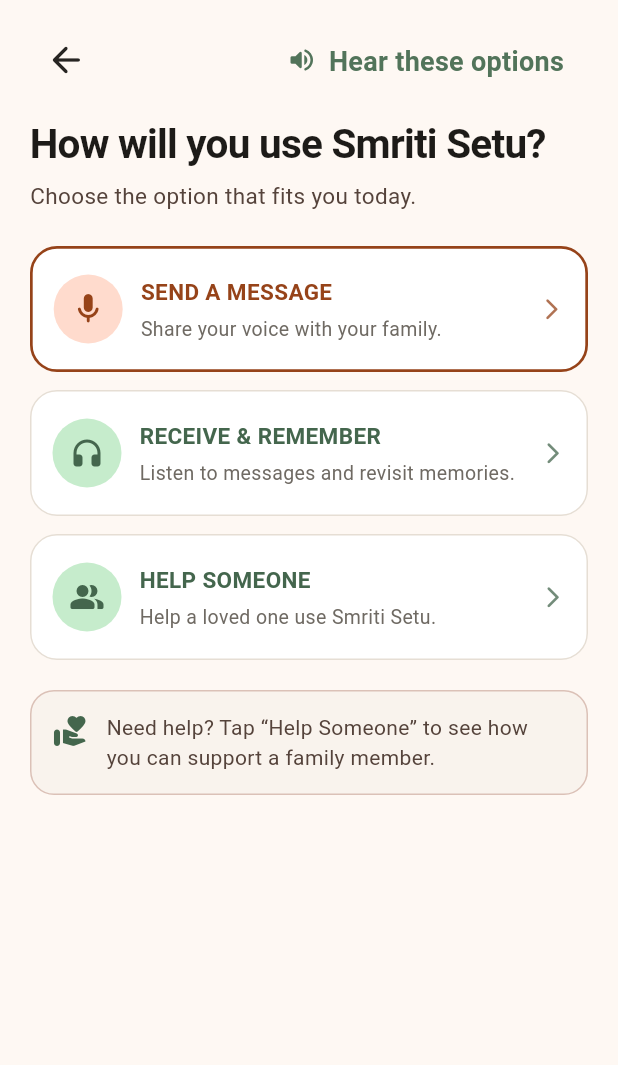
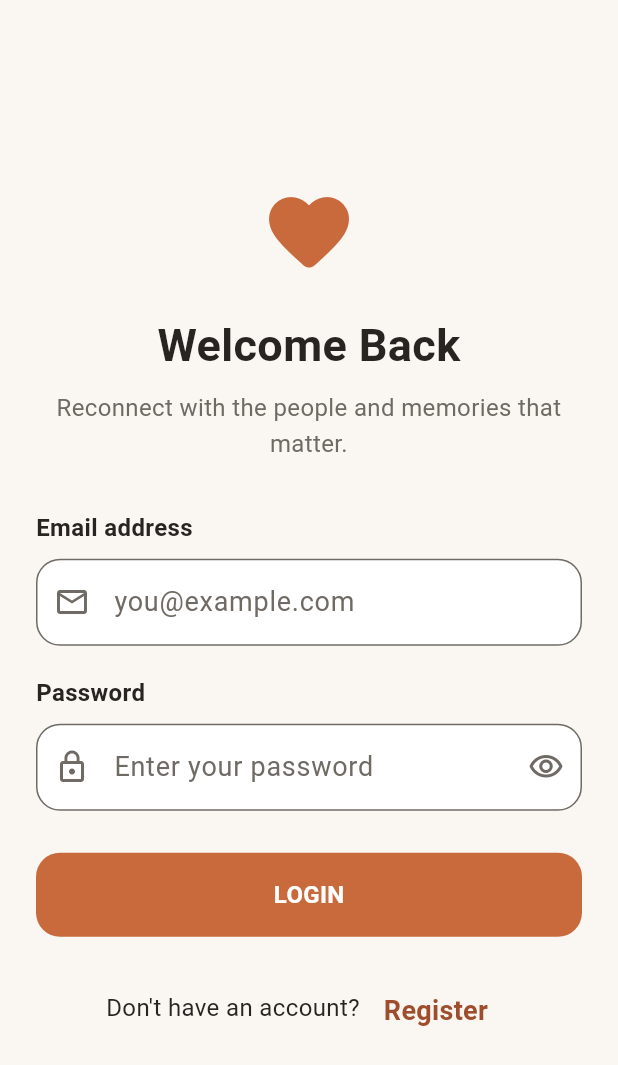
Before and after one commit to adi-codes404/Smriti-Setu, a Flutter app: the screen it shows after launch, on a phone screen of 412 x 824 dp. Shown: the top 1065 px of the screen. Run offline on Flutter 3.47's test engine with Material 3 defaults, Android fonts, the light colour scheme and no system bars; our stand-ins replace go_router.

Commit message:
login and reg

```diff
--- a/lib/app/routes.dart
+++ b/lib/app/routes.dart
@@ -1,7 +1,11 @@
+
 import 'package:go_router/go_router.dart';
+
 import 'package:smriti_setu/features/archive/domain/memory_message.dart';
 import 'package:smriti_setu/features/archive/presentation/memory_archive_screen.dart';
 import 'package:smriti_setu/features/archive/presentation/memory_detail_screen.dart';
+import 'package:smriti_setu/features/auth/presentation/login_screen.dart';
+import 'package:smriti_setu/features/auth/presentation/register_screen.dart';
 import 'package:smriti_setu/features/onboarding/presentation/role_selection_screen.dart';
 import 'package:smriti_setu/features/onboarding/presentation/splash_screen.dart';
 import 'package:smriti_setu/features/sender/presentation/elderly_home_screen.dart';
@@ -11,7 +15,7 @@
 import 'package:smriti_setu/features/support/presentation/help_someone_screen.dart';
 import 'package:smriti_setu/features/support/presentation/permissions_screen.dart';
 
-/// Centralized route definitions for Smriti Setu.
+// Centralized route definitions for Smriti Setu.
 final GoRouter appRouter = GoRouter(
   initialLocation: '/',
   routes: [
@@ -72,10 +76,23 @@
           builder: (context, state) {
             final memory = state.extra as MemoryMessage?;
             final memoryId = state.uri.queryParameters['id'];
-            return MemoryDetailScreen(memory: memory, memoryId: memoryId);
+            return MemoryDetailScreen(
+              memory: memory,
+              memoryId: memoryId,
+            );
           },
         ),
       ],
     ),
+    GoRoute(
+      path: '/login',
+      name: 'login',
+      builder: (context, state) => const LoginScreen(),
+    ),
+    GoRoute(
+      path: '/register',
+      name: 'register',
+      builder: (context, state) => const RegisterScreen(),
+    ),
   ],
 );
--- /dev/null
+++ b/lib/features/auth/presentation/login_screen.dart
@@ -0,0 +1,198 @@
+
+import 'package:flutter/material.dart';
+import 'package:go_router/go_router.dart';
+import 'package:smriti_setu/app/theme/app_colors.dart';
+
+class LoginScreen extends StatefulWidget {
+  const LoginScreen({super.key});
+
+  @override
+  State<LoginScreen> createState() => _LoginScreenState();
+}
+
+class _LoginScreenState extends State<LoginScreen> {
+  final _formKey = GlobalKey<FormState>();
+  final _emailController = TextEditingController();
+  final _passwordController = TextEditingController();
+
+  bool _hidePassword = true;
+
+  @override
+  void dispose() {
+    _emailController.dispose();
+    _passwordController.dispose();
+    super.dispose();
+  }
+
+  void _login() {
+    if (!_formKey.currentState!.validate()) return;
+
+    ScaffoldMessenger.of(context).showSnackBar(
+      const SnackBar(
+        content: Text(
+          'Demo only: connect authentication to log in.',
+        ),
+      ),
+    );
+  }
+
+  @override
+  Widget build(BuildContext context) {
+    return Scaffold(
+      backgroundColor: AppColors.backgroundCream,
+      body: SafeArea(
+        child: Center(
+          child: SingleChildScrollView(
+            padding: const EdgeInsets.all(24),
+            child: Form(
+              key: _formKey,
+              child: Column(
+                crossAxisAlignment: CrossAxisAlignment.stretch,
+                children: [
+                  const Icon(
+                    Icons.favorite_rounded,
+                    size: 64,
+                    color: AppColors.primaryTerracotta,
+                  ),
+                  const SizedBox(height: 20),
+                  const Text(
+                    'Welcome Back',
+                    textAlign: TextAlign.center,
+                    style: TextStyle(
+                      fontSize: 30,
+                      fontWeight: FontWeight.bold,
+                      color: AppColors.textPrimary,
+                    ),
+                  ),
+                  const SizedBox(height: 8),
+                  const Text(
+                    'Reconnect with the people and memories '
+                        'that matter.',
+                    textAlign: TextAlign.center,
+                    style: TextStyle(
+                      fontSize: 16,
+                      color: AppColors.textSecondary,
+                      height: 1.5,
+                    ),
+                  ),
+                  const SizedBox(height: 32),
+
+                  const Text(
+                    'Email address',
+                    style: TextStyle(fontWeight: FontWeight.w600),
+                  ),
+                  const SizedBox(height: 8),
+                  TextFormField(
+                    controller: _emailController,
+                    keyboardType: TextInputType.emailAddress,
+                    autofillHints: const [AutofillHints.email],
+                    decoration: InputDecoration(
+                      hintText: 'you@example.com',
+                      prefixIcon: const Icon(Icons.email_outlined),
+                      filled: true,
+                      fillColor: Colors.white,
+                      border: OutlineInputBorder(
+                        borderRadius: BorderRadius.circular(16),
+                      ),
+                    ),
+                    validator: (value) {
+                      final email = value?.trim() ?? '';
+                      if (!RegExp(
+                        r'^[^@\s]+@[^@\s]+\.[^@\s]+$',
+                      ).hasMatch(email)) {
+                        return 'Enter a valid email address';
+                      }
+                      return null;
+                    },
+                  ),
+                  const SizedBox(height: 20),
+
+                  const Text(
+                    'Password',
+                    style: TextStyle(fontWeight: FontWeight.w600),
+                  ),
+                  const SizedBox(height: 8),
+                  TextFormField(
+                    controller: _passwordController,
+                    obscureText: _hidePassword,
+                    autofillHints: const [AutofillHints.password],
+                    decoration: InputDecoration(
+                      hintText: 'Enter your password',
+                      prefixIcon: const Icon(Icons.lock_outline),
+                      suffixIcon: IconButton(
+                        onPressed: () {
+                          setState(() {
+                            _hidePassword = !_hidePassword;
+                          });
+                        },
+                        icon: Icon(
+                          _hidePassword
+                              ? Icons.visibility_outlined
+                              : Icons.visibility_off_outlined,
+                        ),
+                      ),
+                      filled: true,
+                      fillColor: Colors.white,
+                      border: OutlineInputBorder(
+                        borderRadius: BorderRadius.circular(16),
+                      ),
+                    ),
+                    validator: (value) {
+                      if (value == null || value.isEmpty) {
+                        return 'Enter your password';
+                      }
+                      return null;
+                    },
+                  ),
+                  const SizedBox(height: 28),
+
+                  SizedBox(
+                    height: 56,
+                    child: FilledButton(
+                      onPressed: _login,
+                      style: FilledButton.styleFrom(
+                        backgroundColor:
+                        AppColors.primaryTerracotta,
+                        foregroundColor: Colors.white,
+                        shape: RoundedRectangleBorder(
+                          borderRadius: BorderRadius.circular(16),
+                        ),
+                      ),
+                      child: const Text(
+                        'LOGIN',
+                        style: TextStyle(
+                          fontSize: 16,
+                          fontWeight: FontWeight.bold,
+                        ),
+                      ),
+                    ),
+                  ),
+                  const SizedBox(height: 20),
+
+                  Row(
+                    mainAxisAlignment: MainAxisAlignment.center,
+                    children: [
+                      const Flexible(
+                        child: Text("Don't have an account?"),
+                      ),
+                      TextButton(
+                        onPressed: () => context.push('/register'),
+                        child: const Text(
+                          'Register',
+                          style: TextStyle(
+                            color: AppColors.primaryDark,
+                            fontWeight: FontWeight.bold,
+                          ),
+                        ),
+                      ),
+                    ],
+                  ),
+                ],
+              ),
+            ),
+          ),
+        ),
+      ),
+    );
+  }
+}
--- a/lib/features/onboarding/presentation/splash_screen.dart
+++ b/lib/features/onboarding/presentation/splash_screen.dart
@@ -49,7 +49,7 @@
     // Navigate to /role after ~1.5 seconds
     _navigationTimer = Timer(const Duration(milliseconds: 1600), () {
       if (mounted) {
-        context.go('/role');
+        context.go('/login');
       }
     });
   }
```
Also changed, not shown: lib/features/auth/presentation/register_screen.dart (added, +247 -0 lines), pubspec.lock.
